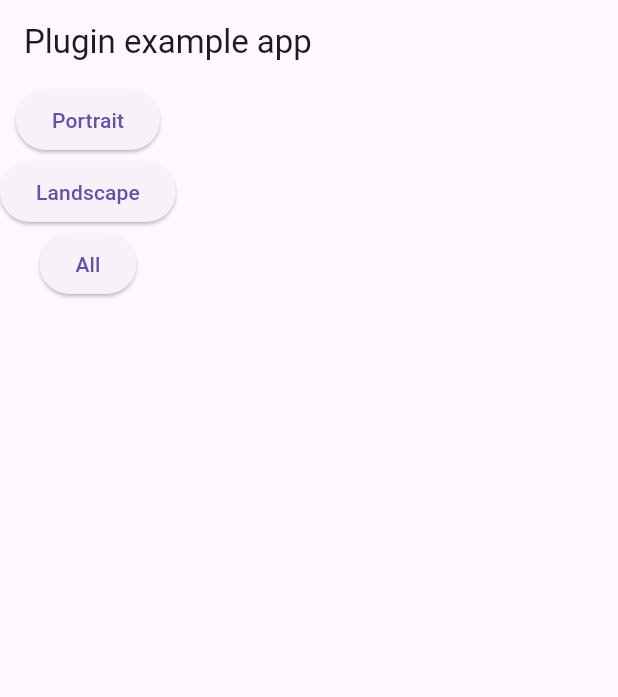
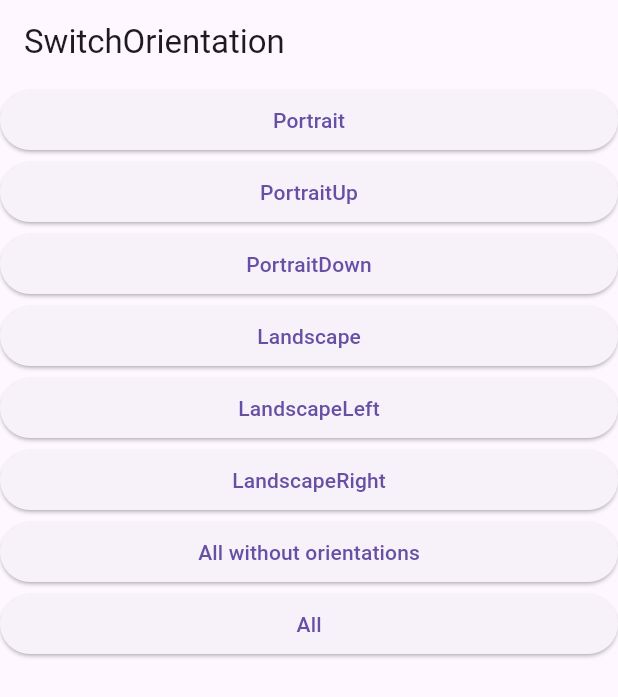
Before and after one commit to LinXunFeng/flutter_switch_orientation, a Flutter app: the screen it shows after launch, on a phone screen of 412 x 824 dp. Shown: the top 697 px of the screen. Run offline on Flutter 3.47's test engine with Material 3 defaults, Android fonts, the phone set to English and light mode, and no system bars.

Commit message:
update: example

```diff
--- a/example/lib/main.dart
+++ b/example/lib/main.dart
@@ -16,19 +16,13 @@ class MyApp extends StatefulWidget {
 
 class _MyAppState extends State<MyApp> {
   @override
-  void initState() {
-    super.initState();
-    SwitchOrientation.setPreferredOrientations([]);
-  }
-
-  @override
   Widget build(BuildContext context) {
     return MaterialApp(
       home: Scaffold(
         appBar: AppBar(
-          title: const Text('Plugin example app'),
+          title: const Text('SwitchOrientation'),
         ),
-        body: Column(
+        body: ListView(
           children: [
             ElevatedButton(
               onPressed: () {
@@ -42,6 +36,22 @@ class _MyAppState extends State<MyApp> {
             ElevatedButton(
               onPressed: () {
                 SwitchOrientation.setPreferredOrientations([
+                  DeviceOrientation.portraitUp,
+                ]);
+              },
+              child: const Text('PortraitUp'),
+            ),
+            ElevatedButton(
+              onPressed: () {
+                SwitchOrientation.setPreferredOrientations([
+                  DeviceOrientation.portraitDown,
+                ]);
+              },
+              child: const Text('PortraitDown'),
+            ),
+            ElevatedButton(
+              onPressed: () {
+                SwitchOrientation.setPreferredOrientations([
                   DeviceOrientation.landscapeLeft,
                   DeviceOrientation.landscapeRight,
                 ]);
@@ -50,7 +60,34 @@ class _MyAppState extends State<MyApp> {
             ),
             ElevatedButton(
               onPressed: () {
+                SwitchOrientation.setPreferredOrientations([
+                  DeviceOrientation.landscapeLeft,
+                ]);
+              },
+              child: const Text('LandscapeLeft'),
+            ),
+            ElevatedButton(
+              onPressed: () {
+                SwitchOrientation.setPreferredOrientations([
+                  DeviceOrientation.landscapeRight,
+                ]);
+              },
+              child: const Text('LandscapeRight'),
+            ),
+            ElevatedButton(
+              onPressed: () {
                 SwitchOrientation.setPreferredOrientations([]);
+              },
+              child: const Text('All without orientations'),
+            ),
+            ElevatedButton(
+              onPressed: () {
+                SwitchOrientation.setPreferredOrientations([
+                  DeviceOrientation.portraitUp,
+                  DeviceOrientation.portraitDown,
+                  DeviceOrientation.landscapeLeft,
+                  DeviceOrientation.landscapeRight,
+                ]);
               },
               child: const Text('All'),
             ),
```
Also changed, not shown: 22 other files.
